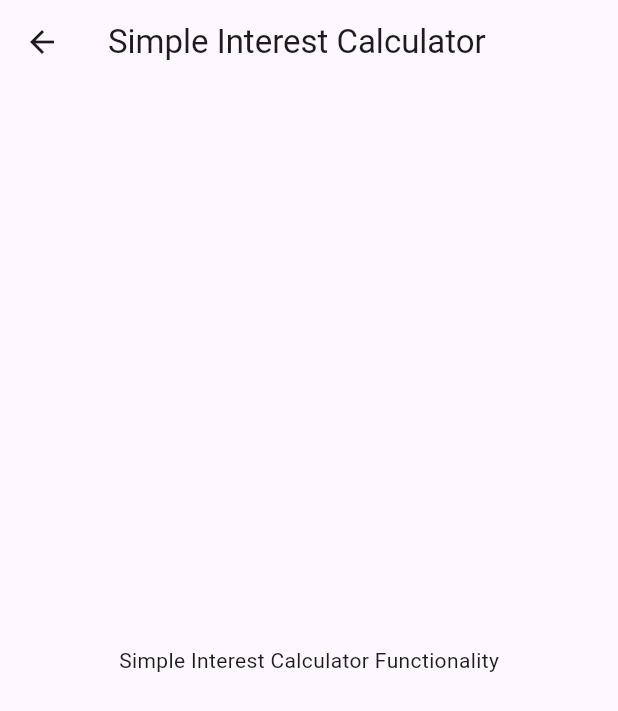
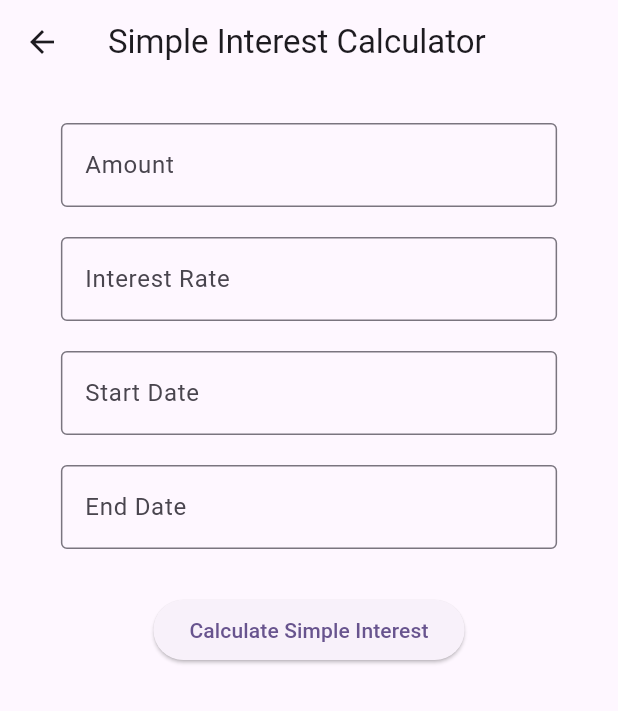
Before and after one commit to mahidhar-25/learningdart, a Flutter app: the SimpleInterestCalculatorPage screen opened directly, on a phone screen of 412 x 824 dp. Shown: the top 711 px of the screen. Run offline on Flutter 3.47's test engine with Material 3 defaults, Android fonts, the phone set to English and light mode, and no system bars; our stand-ins replace logger, sqflite; accounts and stored records are empty.

Commit message:
calculate simple interest functionality completed

```diff
--- a/lib/components/custom_textfield.dart
+++ b/lib/components/custom_textfield.dart
@@ -9,7 +9,8 @@ class CustomTextField extends StatelessWidget {
       this.obscureText = false,
       this.hintText,
       this.enableSuggestions = true,
-      this.autocorrect = true});
+      this.autocorrect = true,
+      this.keyboardType = TextInputType.text});
 
   // Parameters to make the widget reusable
   final String labelText;
@@ -18,6 +19,7 @@ class CustomTextField extends StatelessWidget {
   final String? hintText;
   final bool? enableSuggestions;
   final bool? autocorrect;
+  final TextInputType? keyboardType;
 
   @override
   Widget build(BuildContext context) {
@@ -29,6 +31,7 @@ class CustomTextField extends StatelessWidget {
             vertical: 10, // small margin on top and bottom
           ), // You can modify width as needed or pass as argument
           child: TextField(
+            keyboardType: keyboardType,
             enableSuggestions: enableSuggestions!, // Enable auto-suggestions
             autocorrect: autocorrect!, // Enable auto-correct
             controller: controller,
--- a/lib/components/home_page.dart
+++ b/lib/components/home_page.dart
@@ -1,4 +1,5 @@
 import 'package:flutter/material.dart';
+import 'package:learningdart/components/simple_interest.dart';
 
 class HomePage extends StatefulWidget {
   const HomePage({super.key});
@@ -40,7 +41,7 @@ class _HomePageState extends State<HomePage> {
       body: Padding(
         padding: const EdgeInsets.all(16.0),
         child: GridView.count(
-          crossAxisCount: 2, // Two columns
+          crossAxisCount: 3, // Two columns
           crossAxisSpacing: 10,
           mainAxisSpacing: 10,
           children: [
@@ -48,7 +49,7 @@ class _HomePageState extends State<HomePage> {
             _buildElevatedBox(
               context,
               'assets/simpleInterest.jpeg', // Replace with a logo/icon for simple interest
-              'Simple Interest Calculator',
+              'S.I Calculator',
               () {
                 // Navigation to Simple Interest Calculator
                 Navigator.push(
@@ -63,7 +64,7 @@ class _HomePageState extends State<HomePage> {
             _buildElevatedBox(
               context,
               'assets/compoundInterest.jpeg', // Replace with a logo/icon for compound interest
-              'Compound Interest Calculator',
+              'C.I Calculator',
               () {
                 // Navigation to Compound Interest Calculator
                 Navigator.push(
@@ -101,11 +102,11 @@ class _HomePageState extends State<HomePage> {
         child: Column(
           mainAxisAlignment: MainAxisAlignment.center,
           children: [
-            Image.asset(imagePath, height: 50), // Logo/icon image
+            Image.asset(imagePath, height: 70), // Logo/icon image
             const SizedBox(height: 10),
             Text(
               label,
-              style: const TextStyle(fontSize: 16, fontWeight: FontWeight.bold),
+              style: const TextStyle(fontSize: 14, fontWeight: FontWeight.bold),
               textAlign: TextAlign.center,
             ),
           ],
@@ -116,18 +117,6 @@ class _HomePageState extends State<HomePage> {
 }
 
 // Placeholder for Simple Interest Calculator Page
-class SimpleInterestCalculatorPage extends StatelessWidget {
-  const SimpleInterestCalculatorPage({super.key});
-
-  @override
-  Widget build(BuildContext context) {
-    return Scaffold(
-      appBar: AppBar(title: const Text('Simple Interest Calculator')),
-      body:
-          const Center(child: Text('Simple Interest Calculator Functionality')),
-    );
-  }
-}
 
 // Placeholder for Compound Interest Calculator Page
 class CompoundInterestCalculatorPage extends StatelessWidget {
--- /dev/null
+++ b/lib/components/simple_interest.dart
@@ -0,0 +1,198 @@
+import 'package:flutter/material.dart';
+import 'package:learningdart/components/custom_textfield.dart';
+import 'package:intl/intl.dart';
+import 'package:learningdart/components/logger_component.dart';
+
+class SimpleInterestCalculatorPage extends StatefulWidget {
+  const SimpleInterestCalculatorPage({super.key});
+
+  @override
+  State<SimpleInterestCalculatorPage> createState() =>
+      _SimpleInterestCalculatorPageState();
+}
+
+class _SimpleInterestCalculatorPageState
+    extends State<SimpleInterestCalculatorPage> {
+  late final TextEditingController _amount;
+  late final TextEditingController _interestRate;
+
+  @override
+  void initState() {
+    _amount = TextEditingController();
+    _interestRate = TextEditingController();
+    super.initState();
+  }
+
+  @override
+  void dispose() {
+    _amount.dispose();
+    _interestRate.dispose();
+    super.dispose();
+  }
+// Controllers for the amount and interest rate
+
+  // Variables for the start and end dates
+  DateTime? _startDate;
+  DateTime? _endDate;
+
+  // Method to show a date picker
+  Future<void> _selectDate(BuildContext context,
+      {required bool isStartDate}) async {
+    final DateTime? picked = await showDatePicker(
+      context: context,
+      initialDate: DateTime.now(), // Default to today
+      firstDate: DateTime(2000), // Earliest selectable date
+      lastDate: DateTime(2101), // Latest selectable date
+    );
+    if (picked != null && picked != (isStartDate ? _startDate : _endDate)) {
+      setState(() {
+        if (isStartDate) {
+          _startDate = picked;
+        } else {
+          _endDate = picked;
+        }
+      });
+    }
+  }
+
+  @override
+  Widget build(BuildContext context) {
+    return Scaffold(
+      appBar: AppBar(title: const Text('Simple Interest Calculator')),
+      body: Center(
+        child: Padding(
+          padding: const EdgeInsets.all(16.0),
+          child: Column(
+            mainAxisAlignment: MainAxisAlignment.start,
+            children: [
+              // Custom text fields for amount and interest rate
+              CustomTextField(
+                labelText: 'Amount',
+                controller: _amount,
+                keyboardType: TextInputType.number,
+              ),
+              CustomTextField(
+                labelText: 'Interest Rate',
+                controller: _interestRate,
+                keyboardType: TextInputType.number,
+              ),
+              // Start date field
+              GestureDetector(
+                onTap: () => _selectDate(context, isStartDate: true),
+                child: AbsorbPointer(
+                  child: CustomTextField(
+                    labelText: 'Start Date',
+                    controller: TextEditingController(
+                        text: _startDate == null
+                            ? ''
+                            : DateFormat('yyyy-MM-dd').format(_startDate!)),
+                    keyboardType: TextInputType.none, // Disable keyboard
+                  ),
+                ),
+              ), // Space between fields
+              // End date field
+              GestureDetector(
+                onTap: () => _selectDate(context, isStartDate: false),
+                child: AbsorbPointer(
+                  child: CustomTextField(
+                    labelText: 'End Date',
+                    controller: TextEditingController(
+                        text: _endDate == null
+                            ? ''
+                            : DateFormat('yyyy-MM-dd').format(_endDate!)),
+                    keyboardType: TextInputType.none, // Disable keyboard
+                  ),
+                ),
+              ),
+              const SizedBox(height: 20), // Space for button
+              ElevatedButton(
+                onPressed: () {
+                  final simpleInterest = calculateSimpleInterest(
+                      double.parse(_amount.text),
+                      double.parse(_interestRate.text),
+                      _startDate!,
+                      _endDate!);
+                  logger.i(
+                      'Principal Amount: ${simpleInterest['principalAmount']},\n '
+                      'Interest Rate: ${simpleInterest['interestRate']},\n '
+                      'Interest Amount: ${simpleInterest['interestAmount']},\n '
+                      'Total Amount: ${simpleInterest['totalAmount']}, \n'
+                      'Time Difference: ${simpleInterest['timeDifference']['totalYears']} years, ${simpleInterest['timeDifference']['totalMonths']} months, ${simpleInterest['timeDifference']['totalDays']} days');
+                },
+                child: const Text('Calculate Simple Interest'),
+              ),
+            ],
+          ),
+        ),
+      ),
+    );
+  }
+}
+
+Map<String, dynamic> calculateSimpleInterest(
+    double amount, double interestRate, DateTime startDate, DateTime endDate) {
+  // Calculate the time difference in days
+  final timeDifference = calculateDateDifference(startDate, endDate);
+  // Calculate the simple interest
+  final simpleInterest =
+      amount * interestRate * timeDifference['totalYears'] / 100;
+  return {
+    'principalAmount': amount,
+    'interestRate': interestRate,
+    'totalAmount': amount + simpleInterest,
+    'interestAmount': simpleInterest,
+    'timeDifference': timeDifference
+  };
+}
+
+/// Function to calculate the difference between two dates
+Map<String, dynamic> calculateDateDifference(
+    DateTime startDate, DateTime endDate) {
+  // Ensure the endDate is not before startDate
+  if (endDate.isBefore(startDate)) {
+    throw ArgumentError("End date cannot be before start date");
+  }
+
+  // Calculate total difference in days
+  final totalDays = endDate.difference(startDate).inDays;
+  // Total time in years (including fractional months) with 3 decimal places
+  final totalYears = double.parse((totalDays / 365).toStringAsFixed(3));
+  final totalMonths = double.parse((totalDays / 30).toStringAsFixed(3));
+
+  // Calculate the year difference
+  int years = endDate.year - startDate.year;
+
+  // Calculate the month difference
+  int months = endDate.month - startDate.month;
+
+  // Adjust the year and month if necessary (i.e., if months are negative)
+  if (months < 0) {
+    years -= 1;
+    months += 12;
+  }
+
+  // Calculate the day difference
+  int days = endDate.day - startDate.day;
+
+  // Adjust the month and day if necessary (i.e., if days are negative)
+  if (days < 0) {
+    final prevMonth = DateTime(endDate.year, endDate.month - 1);
+    days += DateTime(prevMonth.year, prevMonth.month + 1, 0)
+        .day; // Last day of the previous month
+    months -= 1;
+
+    if (months < 0) {
+      months += 12;
+      years -= 1;
+    }
+  }
+
+  return {
+    'totalDays': totalDays,
+    'totalMonths': totalMonths,
+    'totalYears': totalYears,
+    'years': years,
+    'months': months,
+    'days': days,
+  };
+}
--- a/pubspec.yaml
+++ b/pubspec.yaml
@@ -38,6 +38,7 @@ dependencies:
   logger: ^2.4.0
   sqflite: ^2.4.0
   path: ^1.9.0
+  intl: ^0.19.0
 
 dev_dependencies:
   flutter_test:
```
Also changed, not shown: pubspec.lock.
